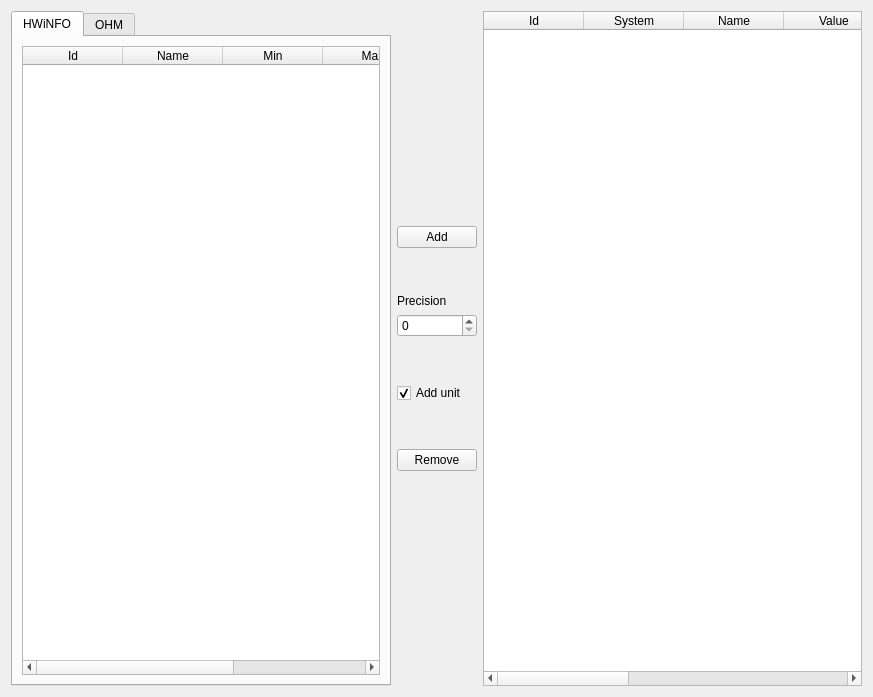
jimmyd-be/Hardware-Monitor-Applet, file Hardware Monitor Applet/GUI/DataPageWidget.ui: the form before one commit.
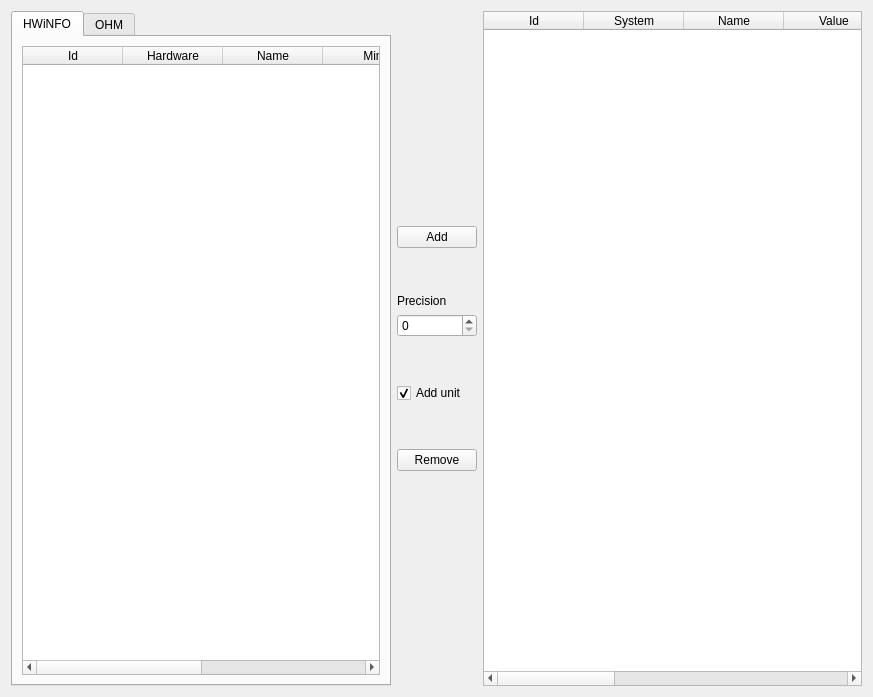
The form after the commit.

Commit message: Add hardware name to datapage and select list.

Diff of the .ui file:
```diff
--- a/Hardware Monitor Applet/GUI/DataPageWidget.ui
+++ b/Hardware Monitor Applet/GUI/DataPageWidget.ui
@@ -37,6 +37,11 @@
            <string>Id</string>
           </property>
          </column>
+         <column>
+          <property name="text">
+           <string>Hardware</string>
+          </property>
+         </column>
          <column>
           <property name="text">
            <string>Name</string>
@@ -272,6 +277,11 @@
        <string>Unit</string>
       </property>
      </column>
+     <column>
+      <property name="text">
+       <string>Hardware</string>
+      </property>
+     </column>
     </widget>
    </item>
   </layout>
```
Left out of the diff: 5 changed lines with no effect on the pictures. The commit also changes 8 other files.
